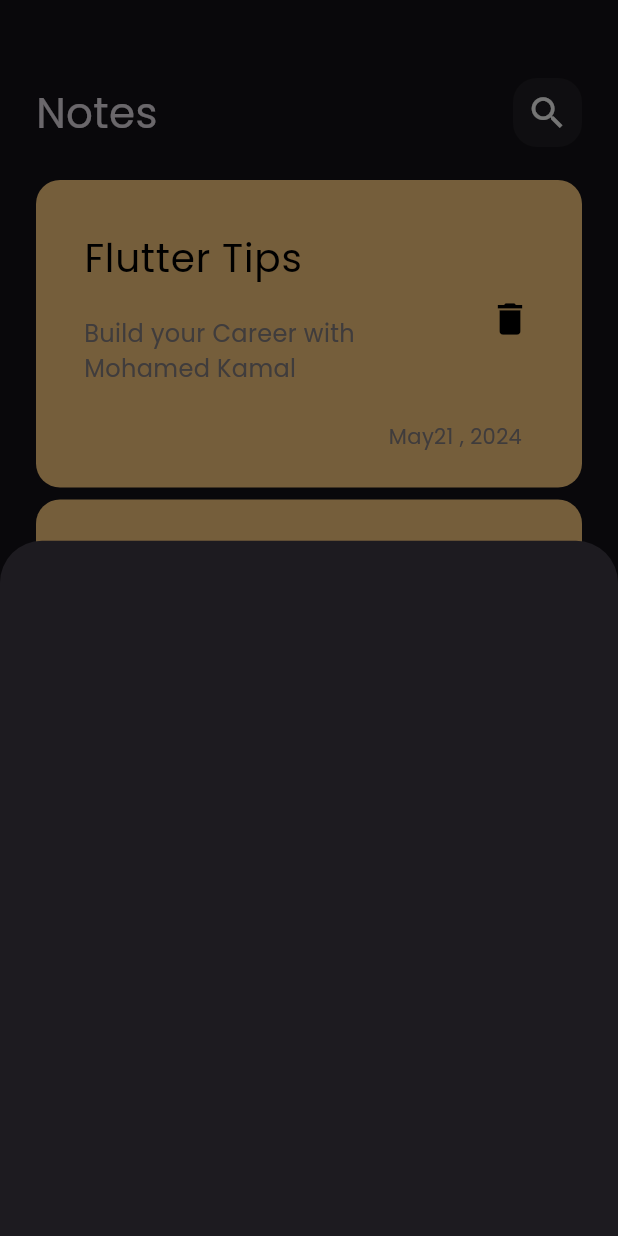
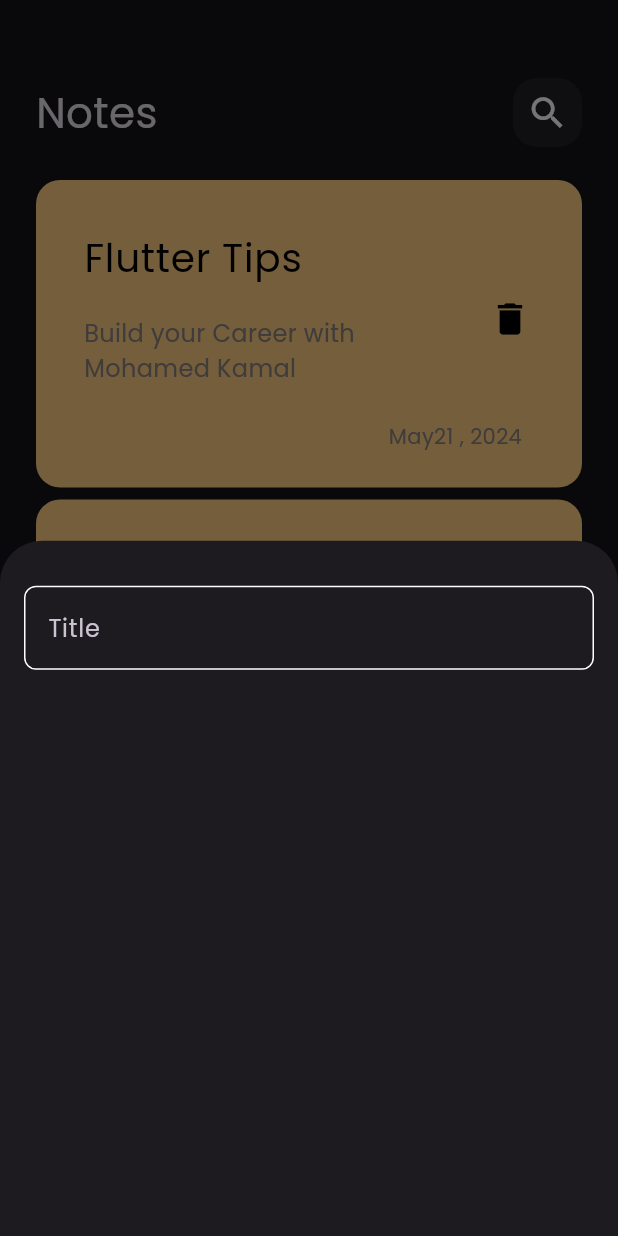
Before and after one commit to MohamedkamalSoudi/Notes-App, a Flutter app: the screen it shows after launch, after a tap on the "add" icon, on a phone screen of 412 x 824 dp. Run offline on Flutter 3.47's test engine with Material 3 defaults, Android fonts, the phone set to English and light mode, and no system bars.

Commit message:
creat custom text field

```diff
--- a/lib/widgets/add_note_bottom_sheet.dart
+++ b/lib/widgets/add_note_bottom_sheet.dart
@@ -1,10 +1,19 @@
 import 'package:flutter/material.dart';
+import 'package:notes_app/widgets/custom_text_field.dart';
 
 class AddNoteBottomSheet extends StatelessWidget {
   const AddNoteBottomSheet({super.key});
 
   @override
   Widget build(BuildContext context) {
-    return Container();
+    return Padding(
+      padding: const EdgeInsets.symmetric(horizontal: 16),
+      child: Column(
+        children: [
+          SizedBox(height: 30,),
+          CustomTextField()
+        ],
+      ),
+    );
   }
 }
--- /dev/null
+++ b/lib/widgets/constants.dart
@@ -0,0 +1,3 @@
+import 'package:flutter/material.dart';
+
+const kPrimaryColor =  Colors.purple;
--- /dev/null
+++ b/lib/widgets/custom_text_field.dart
@@ -0,0 +1,29 @@
+import 'package:flutter/material.dart';
+import 'package:notes_app/widgets/constants.dart';
+
+class CustomTextField extends StatelessWidget {
+  const CustomTextField({super.key});
+
+  @override
+  Widget build(BuildContext context) {
+    return TextField(
+      cursorColor: kPrimaryColor,
+      decoration: InputDecoration(
+        hintText: 'Title',
+        border: buildBorder(),
+        enabledBorder: buildBorder(),
+        focusedBorder: buildBorder(kPrimaryColor),
+      ),
+    );
+  }
+
+  OutlineInputBorder buildBorder([color]) {
+    return OutlineInputBorder(
+        borderRadius: BorderRadius.circular(
+          8,
+        ),
+        borderSide:  BorderSide(
+          color:color?? Colors.white,
+        ));
+  }
+}
```
